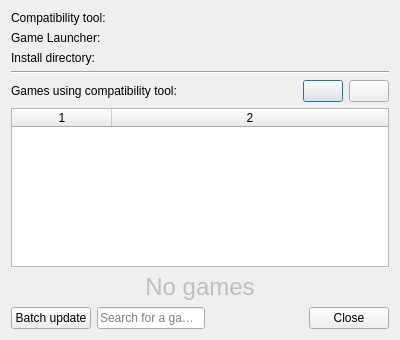
Before: the Qt Designer form pupgui2/resources/ui/pupgui2_ctinfodialog.ui in DavidoTek/ProtonUp-Qt, drawn with Qt 5.
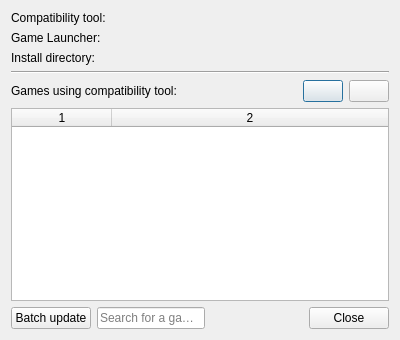
After: the same form once the commit is applied. Icons and pictures are not drawn.

Commit message: CtInfoDialog: Implement QStackWidget

Diff of the .ui file:
```diff
--- a/pupgui2/resources/ui/pupgui2_ctinfodialog.ui
+++ b/pupgui2/resources/ui/pupgui2_ctinfodialog.ui
@@ -131,6 +131,28 @@
     </layout>
    </item>
    <item>
+    <widget class="QStackedWidget" name="stackTableOrText">
+     <property name="currentIndex">
+      <number>0</number>
+     </property>
+     <widget class="QWidget" name="page">
+      <layout class="QVBoxLayout" name="verticalLayout_2">
+       <property name="spacing">
+        <number>0</number>
+       </property>
+       <property name="leftMargin">
+        <number>0</number>
+       </property>
+       <property name="topMargin">
+        <number>0</number>
+       </property>
+       <property name="rightMargin">
+        <number>0</number>
+       </property>
+       <property name="bottomMargin">
+        <number>0</number>
+       </property>
+       <item>
     <widget class="QTableWidget" name="listGames">
      <property name="sizePolicy">
       <sizepolicy hsizetype="Expanding" vsizetype="Expanding">
@@ -178,19 +200,25 @@
      <column/>
     </widget>
    </item>
-   <item>
-    <spacer name="verticalSpacer">
-     <property name="orientation">
-      <enum>Qt::Vertical</enum>
-     </property>
-     <property name="sizeHint" stdset="0">
-      <size>
-       <width>20</width>
-       <height>0</height>
-      </size>
-     </property>
-    </spacer>
-   </item>
+      </layout>
+     </widget>
+     <widget class="QWidget" name="page_2">
+      <layout class="QVBoxLayout" name="verticalLayout_3">
+       <property name="spacing">
+        <number>0</number>
+       </property>
+       <property name="leftMargin">
+        <number>0</number>
+       </property>
+       <property name="topMargin">
+        <number>0</number>
+       </property>
+       <property name="rightMargin">
+        <number>0</number>
+       </property>
+       <property name="bottomMargin">
+        <number>0</number>
+       </property>
    <item>
     <widget class="QLabel" name="lblGamesList">
      <property name="enabled">
@@ -215,18 +243,9 @@
      </property>
     </widget>
    </item>
-   <item>
-    <spacer name="verticalSpacer_2">
-     <property name="orientation">
-      <enum>Qt::Vertical</enum>
-     </property>
-     <property name="sizeHint" stdset="0">
-      <size>
-       <width>20</width>
-       <height>0</height>
-      </size>
-     </property>
-    </spacer>
+      </layout>
+     </widget>
+    </widget>
    </item>
    <item>
     <layout class="QHBoxLayout" name="horizontalLayout_2">
```
Lines whose indentation alone changed are shown as unchanged. The commit also changes 1 other file.
